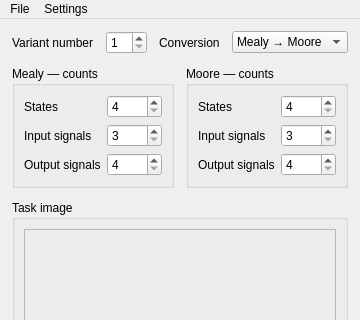
Qt form ui/mainwindow.ui (S1mpleton/M2MTools) before a commit; both pictures show x 0 to 360 and y 0 to 320 of the 360 by 718 pixel window.
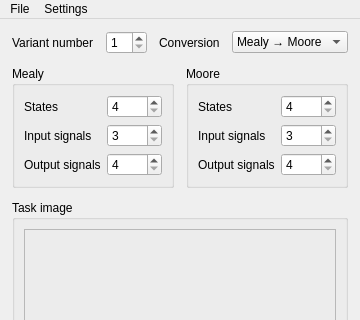
The same form after that commit. Custom widgets are drawn as their Qt base class.

```diff
--- a/ui/mainwindow.ui
+++ b/ui/mainwindow.ui
@@ -72,7 +72,7 @@
       <item>
        <widget class="QGroupBox" name="mealyGroup">
         <property name="title">
-         <string>Mealy — counts</string>
+         <string>Mealy</string>
         </property>
         <layout class="QFormLayout" name="mealyLayout">
          <property name="fieldGrowthPolicy">
@@ -135,7 +135,7 @@
       <item>
        <widget class="QGroupBox" name="mooreGroup">
         <property name="title">
-         <string>Moore — counts</string>
+         <string>Moore</string>
         </property>
         <layout class="QFormLayout" name="mooreLayout">
          <property name="fieldGrowthPolicy">
```
